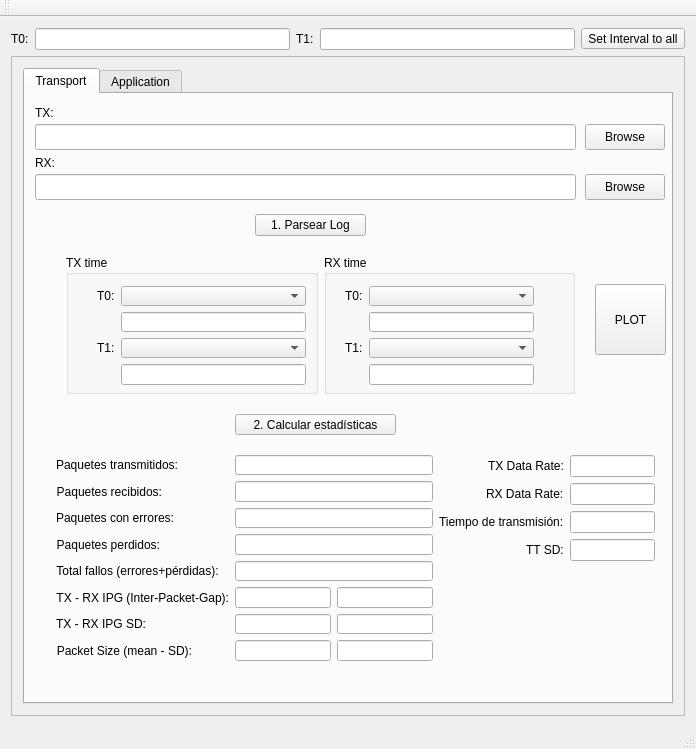
dcentelles/comms_log_parser, file mainwindow.ui: the form before one commit.
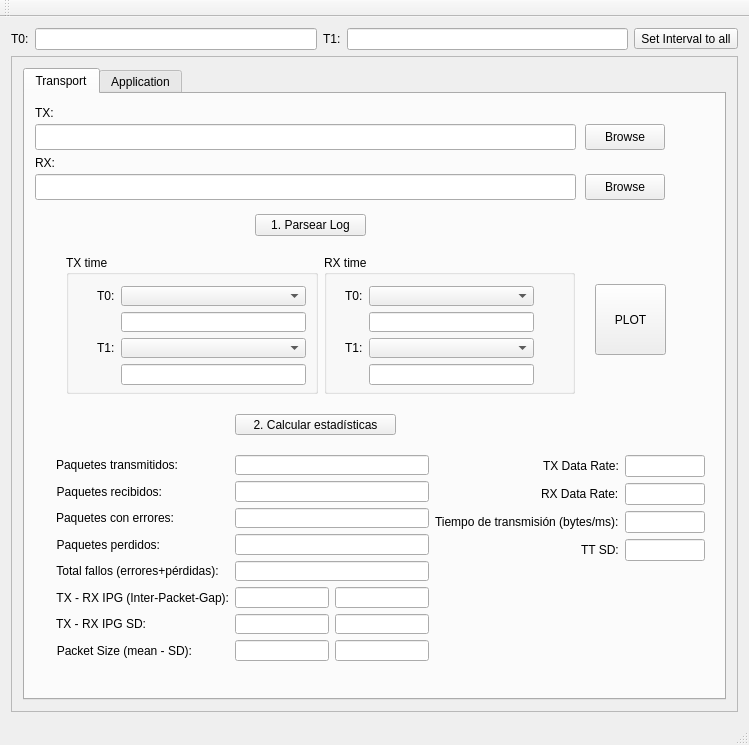
The form after the commit.

What changed in the file:
```diff
--- a/mainwindow.ui
+++ b/mainwindow.ui
@@ -6,8 +6,8 @@
    <rect>
     <x>0</x>
     <y>0</y>
-    <width>696</width>
-    <height>749</height>
+    <width>749</width>
+    <height>745</height>
    </rect>
   </property>
   <property name="windowTitle">
@@ -67,8 +67,8 @@
         <rect>
          <x>0</x>
          <y>0</y>
-         <width>676</width>
-         <height>643</height>
+         <width>729</width>
+         <height>639</height>
         </rect>
        </property>
        <property name="minimumSize">
@@ -322,7 +322,7 @@
              <rect>
               <x>20</x>
               <y>350</y>
-              <width>621</width>
+              <width>671</width>
               <height>228</height>
              </rect>
             </property>
@@ -542,15 +542,29 @@
                <item row="2" column="0">
                 <widget class="QLabel" name="label">
                  <property name="text">
-                  <string>Tiempo de transmisión:</string>
+                  <string>Tiempo de transmisión (bytes/ms):</string>
                  </property>
                 </widget>
                </item>
                <item row="2" column="1">
-                <widget class="QLineEdit" name="dl_transmissionTime"/>
+                <widget class="QLineEdit" name="dl_transmissionTime">
+                 <property name="minimumSize">
+                  <size>
+                   <width>70</width>
+                   <height>0</height>
+                  </size>
+                 </property>
+                </widget>
                </item>
                <item row="3" column="1">
-                <widget class="QLineEdit" name="dl_transmissionTimeSD"/>
+                <widget class="QLineEdit" name="dl_transmissionTimeSD">
+                 <property name="minimumSize">
+                  <size>
+                   <width>70</width>
+                   <height>0</height>
+                  </size>
+                 </property>
+                </widget>
                </item>
                <item row="3" column="0">
                 <widget class="QLabel" name="label_2">
```
Left out of the diff: 2 changed lines with no effect on the pictures.
